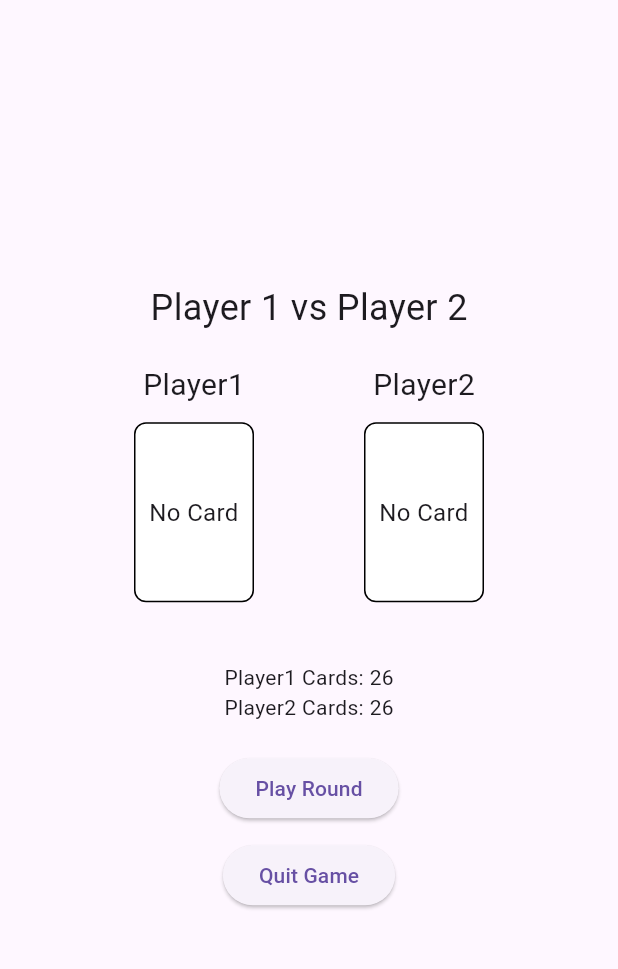
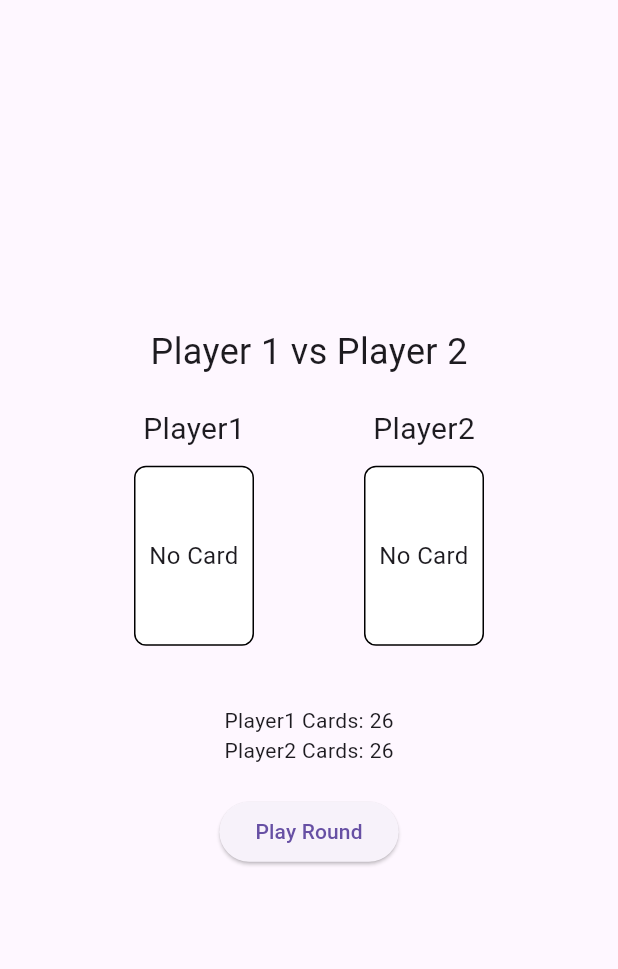
Before and after one commit to KodyOwens/WarGame, a Flutter app: the GameScreen screen opened directly, on a phone screen of 412 x 824 dp, the part 63-1032 px from its top. Run offline on Flutter 3.47's test engine with Material 3 defaults, Android fonts, the phone set to English and light mode, and no system bars; our stand-ins replace shared_preferences; accounts and stored records are empty.

Commit message:
fixing branches

```diff
--- a/lib/game_screen.dart
+++ b/lib/game_screen.dart
@@ -69,11 +69,11 @@ class GameScreen extends StatelessWidget {
                         onPressed: game.playRound,
                         child: Text('Play Round'),
                       ),
-                      SizedBox(height: 10),
-                      ElevatedButton(
-                        onPressed: () => Navigator.pop(context),
-                        child: Text('Quit Game'),
-                      ),
+                      // SizedBox(height: 10),
+                      // ElevatedButton(
+                      //   onPressed: () => Navigator.pop(context),
+                      //   child: Text('Quit Game'),
+                      // ),
                     ],
                   ),
           ),
```
Also changed, not shown: 1 other file.
